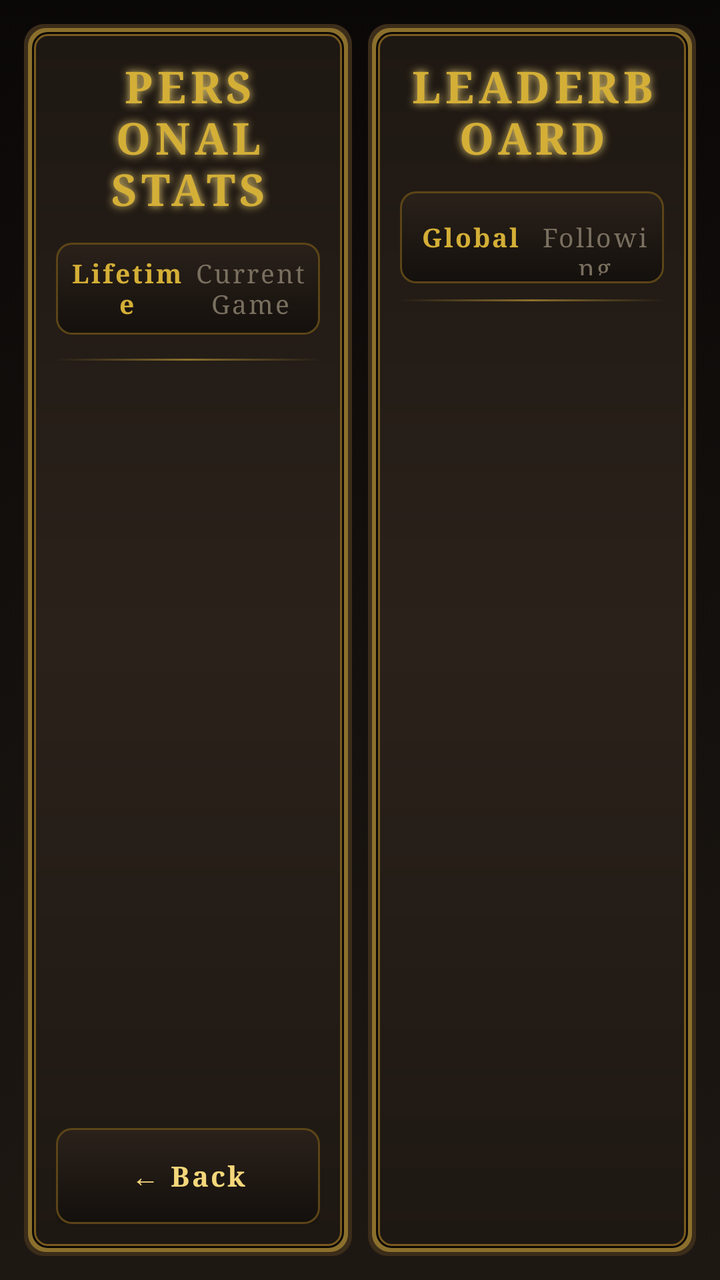
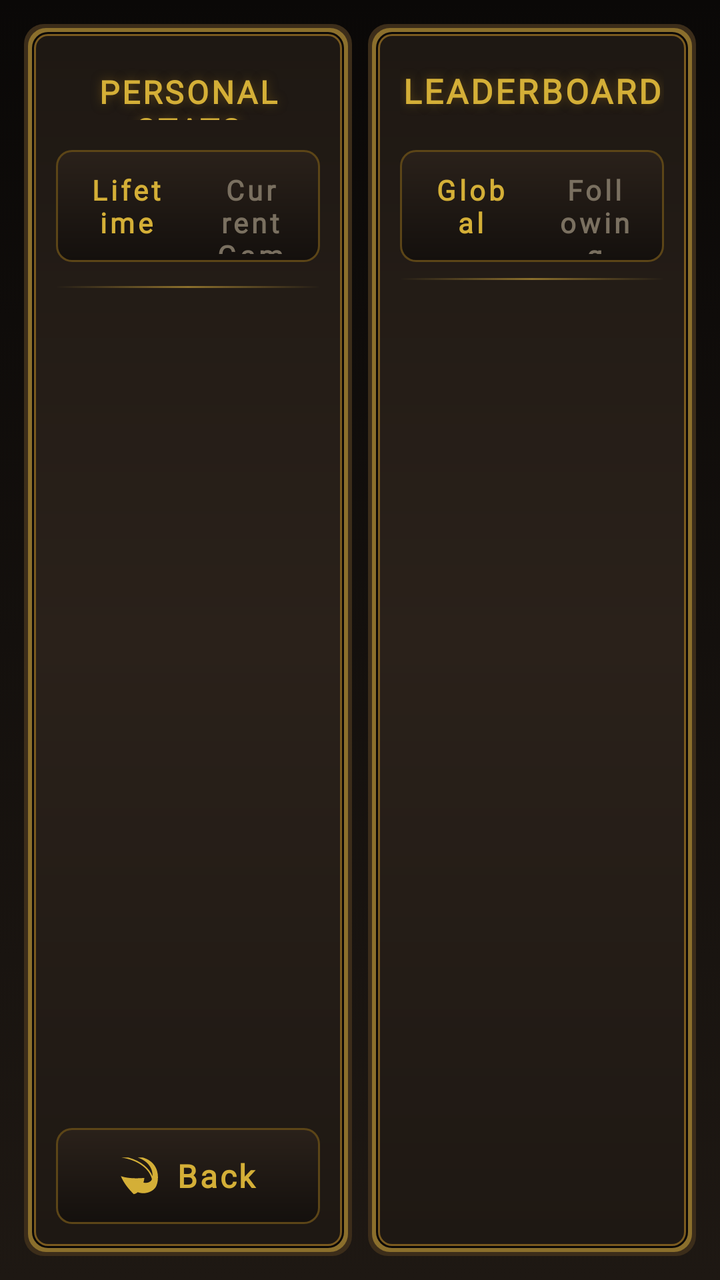

Screens rendered from an Android XML layout before and after an edit, with the pre-edit source and the edit as a unified diff.
<!-- AndroidManifest.xml: activity theme Theme.MaterialComponents.DayNight.NoActionBar -->
<!-- res/layout/activity_stats.xml -->
<?xml version="1.0" encoding="utf-8"?>
<LinearLayout xmlns:android="http://schemas.android.com/apk/res/android"
    xmlns:app="http://schemas.android.com/apk/res-auto"
    xmlns:tools="http://schemas.android.com/tools"
    android:layout_width="match_parent"
    android:layout_height="match_parent"
    android:orientation="horizontal"
    android:background="@drawable/game_background"
    android:padding="12dp">

    
    <LinearLayout
        android:layout_width="0dp"
        android:layout_height="match_parent"
        android:layout_weight="1"
        android:orientation="vertical"
        android:background="@drawable/rounded_dialog_bg"
        android:padding="16dp"
        android:layout_marginEnd="8dp">

        
        <TextView
            android:layout_width="match_parent"
            android:layout_height="wrap_content"
            android:text="Personal Stats"
            android:textAllCaps="true"
            android:textSize="22sp"
            android:textStyle="bold"
            android:fontFamily="serif"
            android:textColor="@color/gold_bright"
            android:gravity="center"
            android:letterSpacing="0.1"
            android:shadowColor="@color/gold_glow"
            android:shadowDx="0"
            android:shadowDy="0"
            android:shadowRadius="10"
            android:layout_marginBottom="12dp"
            tools:ignore="HardcodedText"/>

        
        <LinearLayout
            android:layout_width="match_parent"
            android:layout_height="wrap_content"
            android:orientation="horizontal"
            android:layout_marginBottom="12dp"
            android:background="@drawable/dialog_bg"
            android:padding="4dp">

            <TextView
                android:id="@+id/tab_lifetime"
                android:layout_width="0dp"
                android:layout_height="38dp"
                android:layout_weight="1"
                android:text="Lifetime"
                android:textColor="@color/gold_bright"
                android:textSize="13sp"
                android:textStyle="bold"
                android:fontFamily="serif"
                android:letterSpacing="0.08"
                android:gravity="center"
                android:clickable="true"
                android:focusable="true"
                tools:ignore="HardcodedText"/>

            <TextView
                android:id="@+id/tab_current"
                android:layout_width="0dp"
                android:layout_height="38dp"
                android:layout_weight="1"
                android:text="Current Game"
                android:textColor="@color/bone_muted"
                android:textSize="13sp"
                android:fontFamily="serif"
                android:letterSpacing="0.08"
                android:gravity="center"
                android:clickable="true"
                android:focusable="true"
                tools:ignore="HardcodedText"/>

        </LinearLayout>

        <View
            android:layout_width="match_parent"
            android:layout_height="1dp"
            android:background="@drawable/divider_gold"
            android:layout_marginBottom="12dp"/>

        
        <ScrollView
            android:layout_width="match_parent"
            android:layout_height="0dp"
            android:layout_weight="1"
            android:scrollbars="none">

            <LinearLayout
                android:id="@+id/stats_container"
                android:layout_width="match_parent"
                android:layout_height="wrap_content"
                android:orientation="vertical"/>

        </ScrollView>

        
        <com.google.android.material.button.MaterialButton
            android:id="@+id/btn_back_stats"
            android:layout_width="match_parent"
            android:layout_height="48dp"
            android:layout_marginTop="12dp"
            android:text="← Back"
            android:textAllCaps="false"
            android:textColor="@color/gold_glow"
            android:textSize="14sp"
            android:textStyle="bold"
            android:fontFamily="serif"
            android:letterSpacing="0.08"
            android:insetTop="0dp"
            android:insetBottom="0dp"
            app:backgroundTint="@null"
            android:background="@drawable/btn_gothic_secondary"
            tools:ignore="HardcodedText"/>

    </LinearLayout>

    
    <LinearLayout
        android:layout_width="0dp"
        android:layout_height="match_parent"
        android:layout_weight="1"
        android:orientation="vertical"
        android:background="@drawable/rounded_dialog_bg"
        android:padding="16dp">

        
        <TextView
            android:layout_width="match_parent"
            android:layout_height="wrap_content"
            android:text="Leaderboard"
            android:textAllCaps="true"
            android:textSize="22sp"
            android:textStyle="bold"
            android:fontFamily="serif"
            android:textColor="@color/gold_bright"
            android:gravity="center"
            android:letterSpacing="0.1"
            android:shadowColor="@color/gold_glow"
            android:shadowDx="0"
            android:shadowDy="0"
            android:shadowRadius="10"
            android:layout_marginBottom="12dp"
            tools:ignore="HardcodedText"/>

        
        <LinearLayout
            android:layout_width="match_parent"
            android:layout_height="wrap_content"
            android:orientation="horizontal"
            android:layout_marginBottom="8dp"
            android:background="@drawable/dialog_bg"
            android:padding="4dp">

            <TextView
                android:id="@+id/tab_global"
                android:layout_width="0dp"
                android:layout_height="38dp"
                android:layout_weight="1"
                android:text="Global"
                android:textColor="@color/gold_bright"
                android:textSize="13sp"
                android:textStyle="bold"
                android:fontFamily="serif"
                android:letterSpacing="0.08"
                android:gravity="center"
                android:clickable="true"
                android:focusable="true"
                tools:ignore="HardcodedText"/>

            <TextView
                android:id="@+id/tab_following"
                android:layout_width="0dp"
                android:layout_height="38dp"
                android:layout_weight="1"
                android:text="Following"
                android:textColor="@color/bone_muted"
                android:textSize="13sp"
                android:fontFamily="serif"
                android:letterSpacing="0.08"
                android:gravity="center"
                android:clickable="true"
                android:focusable="true"
                tools:ignore="HardcodedText"/>

        </LinearLayout>

        
        <LinearLayout
            android:id="@+id/search_bar_container"
            android:layout_width="match_parent"
            android:layout_height="wrap_content"
            android:orientation="horizontal"
            android:gravity="center_vertical"
            android:background="@drawable/dialog_bg"
            android:paddingHorizontal="12dp"
            android:paddingVertical="4dp"
            android:layout_marginBottom="8dp"
            android:visibility="gone">

            <android.widget.EditText
                android:id="@+id/search_input"
                android:layout_width="0dp"
                android:layout_height="38dp"
                android:layout_weight="1"
                android:hint="Search username..."
                android:textColor="@color/bone_white"
                android:textColorHint="@color/bone_muted"
                android:textSize="13sp"
                android:fontFamily="serif"
                android:background="@null"
                android:singleLine="true"
                android:imeOptions="actionSearch"
                android:inputType="text"/>

            <com.google.android.material.button.MaterialButton
                android:id="@+id/btn_search"
                android:layout_width="wrap_content"
                android:layout_height="34dp"
                android:text="Search"
                android:textAllCaps="false"
                android:textColor="@color/gold_glow"
                android:textSize="12sp"
                android:textStyle="bold"
                android:fontFamily="serif"
                android:letterSpacing="0.06"
                android:insetTop="0dp"
                android:insetBottom="0dp"
                android:paddingStart="14dp"
                android:paddingEnd="14dp"
                app:backgroundTint="@null"
                android:background="@drawable/btn_gothic_secondary"
                tools:ignore="HardcodedText"/>

        </LinearLayout>

        <View
            android:layout_width="match_parent"
            android:layout_height="1dp"
            android:background="@drawable/divider_gold"
            android:layout_marginBottom="8dp"/>

        
        <androidx.recyclerview.widget.RecyclerView
            android:id="@+id/leaderboard_recycler"
            android:layout_width="match_parent"
            android:layout_height="0dp"
            android:layout_weight="1"
            android:scrollbars="none"/>

        
        <ProgressBar
            android:id="@+id/leaderboard_loading"
            android:layout_width="32dp"
            android:layout_height="32dp"
            android:layout_gravity="center_horizontal"
            android:indeterminateTint="@color/gold_bright"
            android:visibility="gone"/>

        
        <TextView
            android:id="@+id/leaderboard_empty"
            android:layout_width="match_parent"
            android:layout_height="wrap_content"
            android:text="No players found"
            android:textColor="@color/bone_faint"
            android:textSize="14sp"
            android:textStyle="italic"
            android:fontFamily="serif"
            android:gravity="center"
            android:paddingVertical="32dp"
            android:visibility="gone"
            tools:ignore="HardcodedText"/>

    </LinearLayout>

</LinearLayout>
<!-- resources referenced by this layout -->
<resources>
  <!-- unchanged entries left out for length: 19 -->
</resources>

<!-- the commit's change to res/layout/activity_stats.xml (unified diff, before → after) -->
@@ -6,7 +6,7 @@
     android:layout_height="match_parent"
     android:orientation="horizontal"
     android:background="@drawable/game_background"
-    android:padding="12dp">
+    android:padding="@dimen/space_md">
 
     
     <LinearLayout
@@ -15,26 +15,23 @@
         android:layout_weight="1"
         android:orientation="vertical"
         android:background="@drawable/rounded_dialog_bg"
-        android:padding="16dp"
-        android:layout_marginEnd="8dp">
+        android:padding="@dimen/space_lg"
+        android:layout_marginEnd="@dimen/space_sm">
 
         
         <TextView
+            style="@style/OD.Text.Title"
             android:layout_width="match_parent"
             android:layout_height="wrap_content"
             android:text="Personal Stats"
             android:textAllCaps="true"
-            android:textSize="22sp"
-            android:textStyle="bold"
-            android:fontFamily="serif"
-            android:textColor="@color/gold_bright"
             android:gravity="center"
-            android:letterSpacing="0.1"
-            android:shadowColor="@color/gold_glow"
-            android:shadowDx="0"
-            android:shadowDy="0"
-            android:shadowRadius="10"
-            android:layout_marginBottom="12dp"
+            android:maxLines="1"
+            app:autoSizeTextType="uniform"
+            app:autoSizeMinTextSize="16sp"
+            app:autoSizeMaxTextSize="@dimen/text_title"
+            app:autoSizeStepGranularity="1sp"
+            android:layout_marginBottom="@dimen/space_md"
             tools:ignore="HardcodedText"/>
 
         
@@ -42,37 +39,29 @@
             android:layout_width="match_parent"
             android:layout_height="wrap_content"
             android:orientation="horizontal"
-            android:layout_marginBottom="12dp"
+            android:layout_marginBottom="@dimen/space_md"
             android:background="@drawable/dialog_bg"
-            android:padding="4dp">
+            android:padding="@dimen/space_xs">
 
             <TextView
                 android:id="@+id/tab_lifetime"
-                android:layout_width="0dp"
-                android:layout_height="38dp"
+                style="@style/OD.Text.Tab"
+                android:layout_width="0dp"
+                android:layout_height="@dimen/touch_min"
                 android:layout_weight="1"
                 android:text="Lifetime"
                 android:textColor="@color/gold_bright"
-                android:textSize="13sp"
-                android:textStyle="bold"
-                android:fontFamily="serif"
-                android:letterSpacing="0.08"
-                android:gravity="center"
                 android:clickable="true"
                 android:focusable="true"
                 tools:ignore="HardcodedText"/>
 
             <TextView
                 android:id="@+id/tab_current"
-                android:layout_width="0dp"
-                android:layout_height="38dp"
+                style="@style/OD.Text.Tab"
+                android:layout_width="0dp"
+                android:layout_height="@dimen/touch_min"
                 android:layout_weight="1"
                 android:text="Current Game"
-                android:textColor="@color/bone_muted"
-                android:textSize="13sp"
-                android:fontFamily="serif"
-                android:letterSpacing="0.08"
-                android:gravity="center"
                 android:clickable="true"
                 android:focusable="true"
                 tools:ignore="HardcodedText"/>
@@ -83,7 +72,7 @@
             android:layout_width="match_parent"
             android:layout_height="1dp"
             android:background="@drawable/divider_gold"
-            android:layout_marginBottom="12dp"/>
+            android:layout_marginBottom="@dimen/space_md"/>
 
         
         <ScrollView
@@ -103,20 +92,12 @@
         
         <com.google.android.material.button.MaterialButton
             android:id="@+id/btn_back_stats"
-            android:layout_width="match_parent"
-            android:layout_height="48dp"
-            android:layout_marginTop="12dp"
-            android:text="← Back"
-            android:textAllCaps="false"
-            android:textColor="@color/gold_glow"
-            android:textSize="14sp"
-            android:textStyle="bold"
-            android:fontFamily="serif"
-            android:letterSpacing="0.08"
-            android:insetTop="0dp"
-            android:insetBottom="0dp"
-            app:backgroundTint="@null"
-            android:background="@drawable/btn_gothic_secondary"
+            style="@style/OD.Button.Secondary"
+            android:layout_width="match_parent"
+            android:layout_height="@dimen/touch_min"
+            android:layout_marginTop="@dimen/space_md"
+            android:text="Back"
+            app:icon="@drawable/ic_back"
             tools:ignore="HardcodedText"/>
 
     </LinearLayout>
@@ -128,25 +109,22 @@
         android:layout_weight="1"
         android:orientation="vertical"
         android:background="@drawable/rounded_dialog_bg"
-        android:padding="16dp">
+        android:padding="@dimen/space_lg">
 
         
         <TextView
+            style="@style/OD.Text.Title"
             android:layout_width="match_parent"
             android:layout_height="wrap_content"
             android:text="Leaderboard"
             android:textAllCaps="true"
-            android:textSize="22sp"
-            android:textStyle="bold"
-            android:fontFamily="serif"
-            android:textColor="@color/gold_bright"
             android:gravity="center"
-            android:letterSpacing="0.1"
-            android:shadowColor="@color/gold_glow"
-            android:shadowDx="0"
-            android:shadowDy="0"
-            android:shadowRadius="10"
-            android:layout_marginBottom="12dp"
+            android:maxLines="1"
+            app:autoSizeTextType="uniform"
+            app:autoSizeMinTextSize="16sp"
+            app:autoSizeMaxTextSize="@dimen/text_title"
+            app:autoSizeStepGranularity="1sp"
+            android:layout_marginBottom="@dimen/space_md"
             tools:ignore="HardcodedText"/>
 
         
@@ -154,37 +132,29 @@
             android:layout_width="match_parent"
             android:layout_height="wrap_content"
             android:orientation="horizontal"
-            android:layout_marginBottom="8dp"
+            android:layout_marginBottom="@dimen/space_sm"
             android:background="@drawable/dialog_bg"
-            android:padding="4dp">
+            android:padding="@dimen/space_xs">
 
             <TextView
                 android:id="@+id/tab_global"
-                android:layout_width="0dp"
-                android:layout_height="38dp"
+                style="@style/OD.Text.Tab"
+                android:layout_width="0dp"
+                android:layout_height="@dimen/touch_min"
                 android:layout_weight="1"
                 android:text="Global"
                 android:textColor="@color/gold_bright"
-                android:textSize="13sp"
-                android:textStyle="bold"
-                android:fontFamily="serif"
-                android:letterSpacing="0.08"
-                android:gravity="center"
                 android:clickable="true"
                 android:focusable="true"
                 tools:ignore="HardcodedText"/>
 
             <TextView
                 android:id="@+id/tab_following"
-                android:layout_width="0dp"
-                android:layout_height="38dp"
+                style="@style/OD.Text.Tab"
+                android:layout_width="0dp"
+                android:layout_height="@dimen/touch_min"
                 android:layout_weight="1"
                 android:text="Following"
-                android:textColor="@color/bone_muted"
-                android:textSize="13sp"
-                android:fontFamily="serif"
-                android:letterSpacing="0.08"
-                android:gravity="center"
                 android:clickable="true"
                 android:focusable="true"
                 tools:ignore="HardcodedText"/>
@@ -198,44 +168,27 @@
             android:layout_height="wrap_content"
             android:orientation="horizontal"
             android:gravity="center_vertical"
-            android:background="@drawable/dialog_bg"
-            android:paddingHorizontal="12dp"
-            android:paddingVertical="4dp"
-            android:layout_marginBottom="8dp"
+            android:layout_marginBottom="@dimen/space_sm"
             android:visibility="gone">
 
             <android.widget.EditText
                 android:id="@+id/search_input"
-                android:layout_width="0dp"
-                android:layout_height="38dp"
+                style="@style/OD.Input"
+                android:layout_width="0dp"
+                android:layout_height="@dimen/touch_min"
                 android:layout_weight="1"
                 android:hint="Search username..."
-                android:textColor="@color/bone_white"
-                android:textColorHint="@color/bone_muted"
-                android:textSize="13sp"
-                android:fontFamily="serif"
-                android:background="@null"
                 android:singleLine="true"
                 android:imeOptions="actionSearch"
                 android:inputType="text"/>
 
             <com.google.android.material.button.MaterialButton
                 android:id="@+id/btn_search"
+                style="@style/OD.Button.Secondary"
                 android:layout_width="wrap_content"
-                android:layout_height="34dp"
+                android:layout_height="@dimen/touch_min"
+                android:layout_marginStart="@dimen/space_sm"
                 android:text="Search"
-                android:textAllCaps="false"
-                android:textColor="@color/gold_glow"
-                android:textSize="12sp"
-                android:textStyle="bold"
-                android:fontFamily="serif"
-                android:letterSpacing="0.06"
-                android:insetTop="0dp"
-                android:insetBottom="0dp"
-                android:paddingStart="14dp"
-                android:paddingEnd="14dp"
-                app:backgroundTint="@null"
-                android:background="@drawable/btn_gothic_secondary"
                 tools:ignore="HardcodedText"/>
 
         </LinearLayout>
@@ -244,7 +197,7 @@
             android:layout_width="match_parent"
             android:layout_height="1dp"
             android:background="@drawable/divider_gold"
-            android:layout_marginBottom="8dp"/>
+            android:layout_marginBottom="@dimen/space_sm"/>
 
         
         <androidx.recyclerview.widget.RecyclerView
@@ -266,15 +219,14 @@
         
         <TextView
             android:id="@+id/leaderboard_empty"
+            style="@style/OD.Text.Caption"
             android:layout_width="match_parent"
             android:layout_height="wrap_content"
             android:text="No players found"
             android:textColor="@color/bone_faint"
-            android:textSize="14sp"
             android:textStyle="italic"
-            android:fontFamily="serif"
             android:gravity="center"
-            android:paddingVertical="32dp"
+            android:paddingVertical="@dimen/space_xxl"
             android:visibility="gone"
             tools:ignore="HardcodedText"/>
 
<!-- resource entries referenced after the edit -->
@@ -1,5 +1,126 @@
 <!-- resources referenced by this layout -->
 <resources>
+  <dimen name="space_lg">16dp</dimen>
+  <dimen name="space_md">12dp</dimen>
+  <dimen name="space_sm">8dp</dimen>
+  <dimen name="space_xs">4dp</dimen>
+  <dimen name="space_xxl">32dp</dimen>
+  <dimen name="text_title">26sp</dimen>
+  <dimen name="touch_min">48dp</dimen>
+  <!-- drawable ic_back (drawable) -->
+  <?xml version="1.0" encoding="utf-8"?>
+  <vector xmlns:android="http://schemas.android.com/apk/res/android"
+      android:width="20dp"
+      android:height="20dp"
+      android:viewportWidth="512"
+      android:viewportHeight="512"
+      android:tint="@color/gold_bright">
+      <path
+          android:fillColor="#FFFFFF"
+          android:pathData="M19.828 18.256l-.002 .015c249.642 36.995 371.904 169.983 397.32 278.01 -2.094 5.977 -4.496 11.044 -7.068 14.968 -17.29 26.383 -62.522 40.075 -101.654 28.596 5.984 -19.75 10.132 -39.834 12.07 -59.12 -95.46 8.177 -212.544 8.42 -301.207 -22.642 41.727 95.317 99.325 164.465 164.983 230.08 18.296 -2.164 35.807 -11.35 51.837 -25.37 85.218 34.667 188.066 -2.555 226.748 -60.68 46.922 -70.5 74.07 -317.52 -167.462 -383.856H232.81c160.326 54.874 195.73 167.74 191.573 239.03 -37.15 -93.627 -137.68 -191.855 -312.38 -239.03H19.83z"/>
+  </vector>
+  <style name="OD.Button.Secondary" parent="OD.Button">
+          <item name="android:background">@drawable/btn_gothic_secondary</item>
+          <item name="android:textColor">@color/gold_bright</item>
+          <item name="iconTint">@color/gold_bright</item>
+      </style>
+  <style name="OD.Input" parent="">
+          <item name="android:background">@drawable/input_bg</item>
+          <item name="android:minHeight">@dimen/touch_min</item>
+          <item name="android:paddingStart">@dimen/space_lg</item>
+          <item name="android:paddingEnd">@dimen/space_lg</item>
+          <item name="android:fontFamily">@font/crimson_pro</item>
+          <item name="android:textSize">@dimen/text_body</item>
+          <item name="android:textColor">@color/bone_white</item>
+          <item name="android:textColorHint">@color/bone_muted</item>
+      </style>
+  <style name="OD.Text.Caption" parent="OD.Text">
+          <item name="android:textSize">@dimen/text_small</item>
+          <item name="android:textColor">@color/bone_dim</item>
+      </style>
+  <style name="OD.Text.Tab" parent="OD.Text.Label">
+          <item name="android:textSize">@dimen/text_small</item>
+          <item name="android:textColor">@color/bone_muted</item>
+          <item name="android:minHeight">@dimen/touch_min</item>
+          <item name="android:gravity">center</item>
+          <item name="android:paddingStart">@dimen/space_md</item>
+          <item name="android:paddingEnd">@dimen/space_md</item>
+      </style>
+  <style name="OD.Text.Title" parent="OD.Text">
+          <item name="android:fontFamily">@font/cinzel</item>
+          <item name="android:textStyle">bold</item>
+          <item name="android:textSize">@dimen/text_title</item>
+          <item name="android:textColor">@color/gold_bright</item>
+          <item name="android:letterSpacing">0.08</item>
+          <item name="android:shadowColor">@color/gold_dim</item>
+          <item name="android:shadowRadius">12</item>
+      </style>
+  <style name="OD.Button" parent="Widget.Material3.Button">
+          <item name="android:minHeight">@dimen/touch_min</item>
+          <item name="android:insetTop">0dp</item>
+          <item name="android:insetBottom">0dp</item>
+          <item name="backgroundTint">@null</item>
+          <item name="android:background">@drawable/btn_login</item>
+          <item name="android:paddingStart">@dimen/space_lg</item>
+          <item name="android:paddingEnd">@dimen/space_lg</item>
+          <item name="android:fontFamily">@font/cinzel</item>
+          <item name="android:textStyle">bold</item>
+          <item name="android:textSize">@dimen/text_button</item>
+          <item name="android:letterSpacing">0.08</item>
+          <item name="android:textAllCaps">false</item>
+          <item name="android:textColor">@color/gold_glow</item>
+          <item name="iconTint">@color/gold_glow</item>
+          <item name="iconGravity">textStart</item>
+          <item name="iconSize">@dimen/icon_md</item>
+          <item name="iconPadding">@dimen/space_sm</item>
+      </style>
+  <!-- drawable input_bg (drawable) -->
+  <?xml version="1.0" encoding="utf-8"?>
+  <layer-list xmlns:android="http://schemas.android.com/apk/res/android">
+  
+      <item>
+          <shape android:shape="rectangle">
+              <solid android:color="@color/gold_deep"/>
+              <corners android:radius="6dp"/>
+          </shape>
+      </item>
+  
+      <item
+          android:left="1dp"
+          android:top="1dp"
+          android:right="1dp"
+          android:bottom="1dp">
+          <shape android:shape="rectangle">
+              <gradient
+                  android:type="linear"
+                  android:angle="270"
+                  android:startColor="@color/bg_deepest"
+                  android:endColor="@color/bg_base"/>
+              <corners android:radius="5dp"/>
+          </shape>
+      </item>
+  
+  </layer-list>
+  <dimen name="text_body">16sp</dimen>
+  <style name="OD.Text" parent="">
+          <item name="android:fontFamily">@font/crimson_pro</item>
+          <item name="android:textSize">@dimen/text_body</item>
+          <item name="android:textColor">@color/bone_white</item>
+      </style>
+  <dimen name="text_small">14sp</dimen>
+  <color name="bone_dim">#B8AC91</color>
+  <style name="OD.Text.Label" parent="OD.Text">
+          <item name="android:fontFamily">@font/cinzel</item>
+          <item name="android:textStyle">bold</item>
+          <item name="android:textSize">@dimen/text_caption</item>
+          <item name="android:textColor">@color/bone_dim</item>
+          <item name="android:letterSpacing">0.12</item>
+      </style>
+  <color name="gold_dim">#5C4517</color>
+  <!-- drawable btn_login: vector/xml drawable (drawable, 3325 chars, omitted) -->
+  <dimen name="text_button">16sp</dimen>
+  <dimen name="icon_md">20dp</dimen>
+  <dimen name="text_caption">12sp</dimen>
   <!-- unchanged entries left out for length: 19 -->
 </resources>
 
